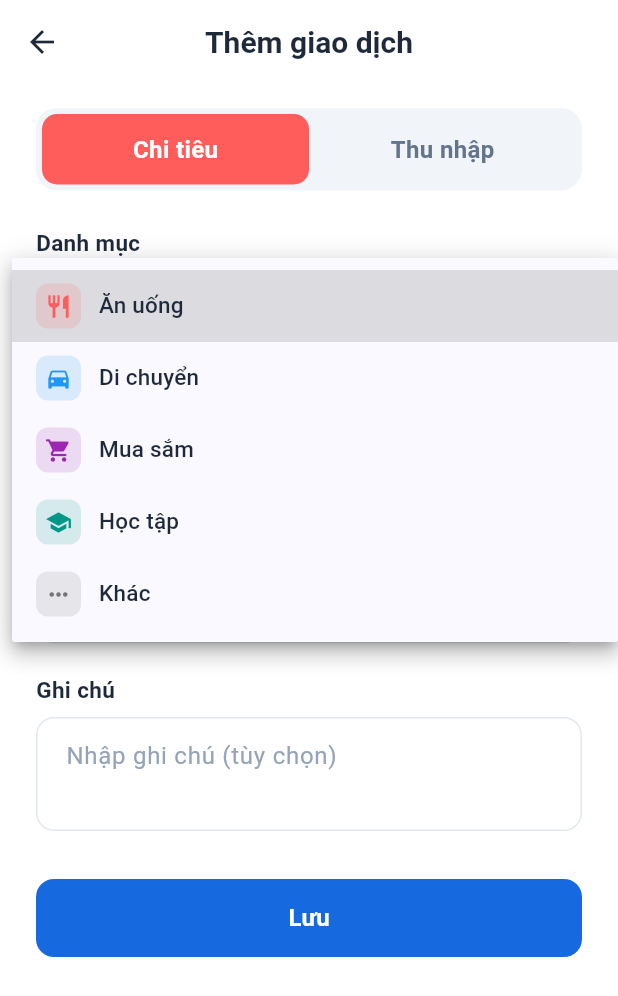
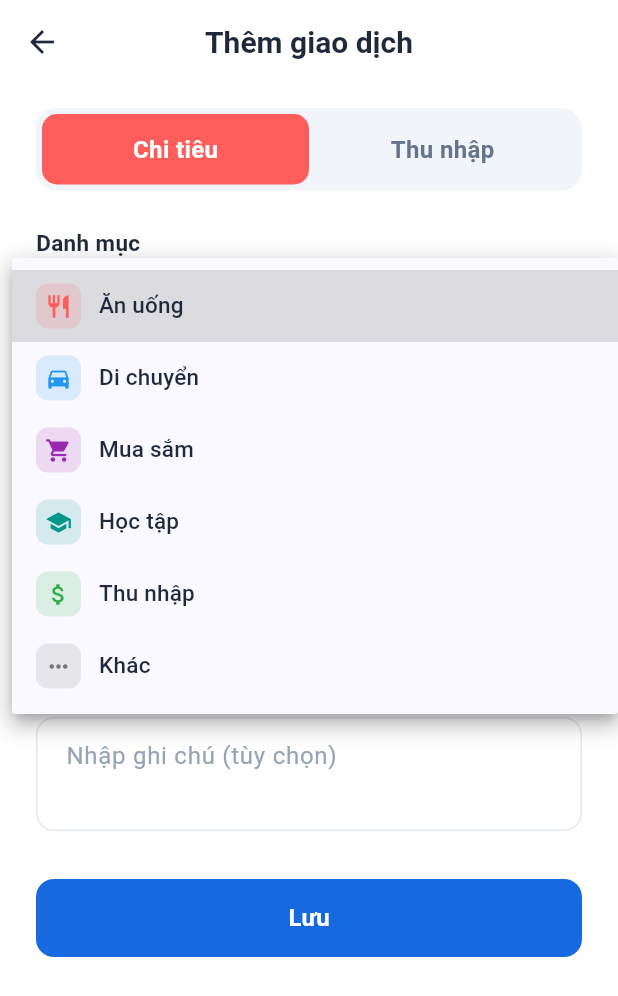
Before and after one commit to tnduckhmt2411011-design/KHMT2411011_TranNguyenDuc_casestudy1, a Flutter app: the ExpenseFormScreen screen opened directly with empty values, after a tap on "Ăn uống", on a phone screen of 412 x 824 dp. Shown: the top 996 px of the screen. Run offline on Flutter 3.47's test engine with Material 3 defaults, Android fonts, the phone set to English and light mode, and no system bars.

Commit message:
fix(dropdown): bo sung danh muc Thu nhap va fallback an toan tranh loi assertion khi sua Luong thang 9

```diff
--- a/lib/pages/expense_form_screen.dart
+++ b/lib/pages/expense_form_screen.dart
@@ -47,6 +47,11 @@ class _ExpenseFormScreenState extends State<ExpenseFormScreen> {
       'color': Color(0xFF009688),
     },
     {
+      'name': 'Thu nhập',
+      'icon': Icons.attach_money,
+      'color': Color(0xFF2EAD4B),
+    },
+    {
       'name': 'Khác',
       'icon': Icons.more_horiz,
       'color': Color(0xFF757575),
@@ -62,7 +67,10 @@ class _ExpenseFormScreenState extends State<ExpenseFormScreen> {
         text: expense.amount.toStringAsFixed(0),
       );
       _noteController = TextEditingController(text: expense.title);
-      _selectedCategory = expense.category;
+      // Đảm bảo category ban đầu luôn tồn tại trong danh sách dropdown
+      final mappedCategory = expense.category == 'Giáo dục' ? 'Học tập' : expense.category;
+      final exists = _categories.any((c) => c['name'] == mappedCategory);
+      _selectedCategory = exists ? mappedCategory : 'Khác';
       _selectedDate = expense.date;
       _isExpense = expense.isExpense;
     } else {
--- a/lib/pages/expense_list_page.dart
+++ b/lib/pages/expense_list_page.dart
@@ -163,7 +163,10 @@ class _ExpenseListPageState extends State<ExpenseListPage> {
       case 'Mua sắm':
         return Icons.shopping_cart;
       case 'Học tập':
+      case 'Giáo dục':
         return Icons.school;
+      case 'Thu nhập':
+        return Icons.attach_money;
       default:
         return Icons.attach_money;
     }
@@ -178,7 +181,10 @@ class _ExpenseListPageState extends State<ExpenseListPage> {
       case 'Mua sắm':
         return const Color(0xFF9C27B0);
       case 'Học tập':
+      case 'Giáo dục':
         return const Color(0xFF009688);
+      case 'Thu nhập':
+        return const Color(0xFF2EAD4B);
       default:
         return const Color(0xFF2EAD4B);
     }
```
Also changed, not shown: 1 other file.
